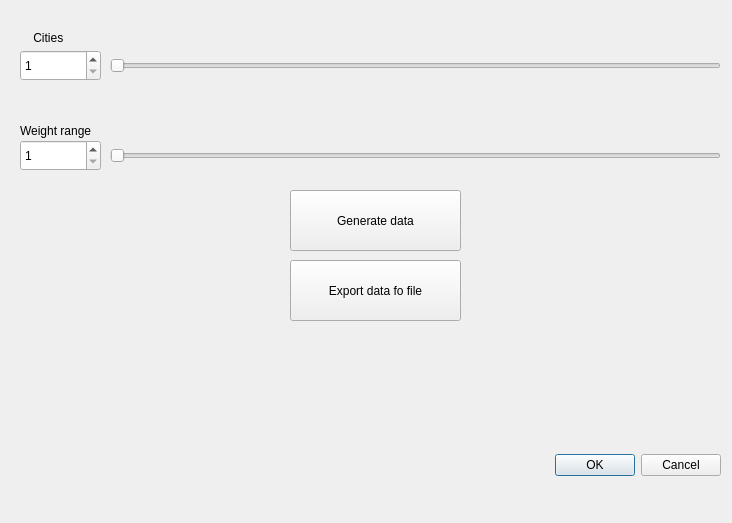
Old version of the form gui/TestModule.ui in the repository ArfreeX/TravelingSalesmanProblem-PEA_1.
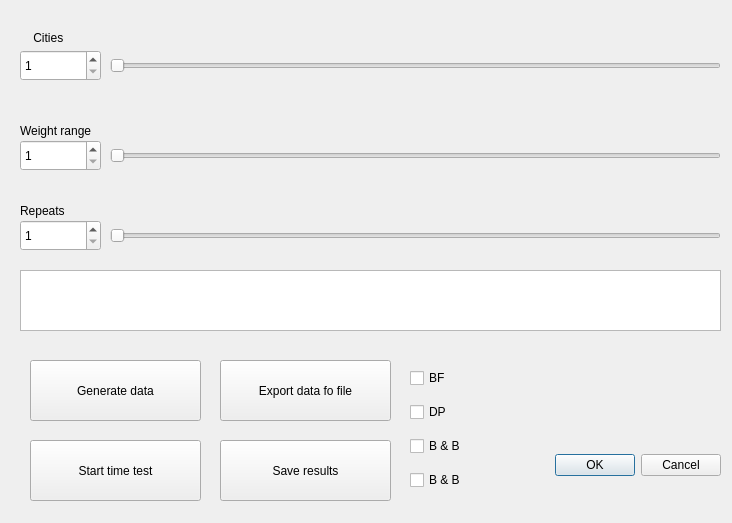
New version of the form.

Commit message: Finished DP, added basic B && B, added module to test times

Diff of the .ui file:
```diff
--- a/gui/TestModule.ui
+++ b/gui/TestModule.ui
@@ -146,8 +146,8 @@
   <widget class="QPushButton" name="pushButton">
    <property name="geometry">
     <rect>
-     <x>290</x>
-     <y>190</y>
+     <x>30</x>
+     <y>360</y>
      <width>171</width>
      <height>61</height>
     </rect>
@@ -159,8 +159,8 @@
   <widget class="QPushButton" name="pushButton_2">
    <property name="geometry">
     <rect>
-     <x>290</x>
-     <y>260</y>
+     <x>220</x>
+     <y>360</y>
      <width>171</width>
      <height>61</height>
     </rect>
@@ -169,6 +169,139 @@
     <string>Export data fo file</string>
    </property>
   </widget>
+  <widget class="QPushButton" name="pushButton_3">
+   <property name="geometry">
+    <rect>
+     <x>220</x>
+     <y>440</y>
+     <width>171</width>
+     <height>61</height>
+    </rect>
+   </property>
+   <property name="text">
+    <string>Save results</string>
+   </property>
+  </widget>
+  <widget class="QPushButton" name="pushButton_4">
+   <property name="geometry">
+    <rect>
+     <x>30</x>
+     <y>440</y>
+     <width>171</width>
+     <height>61</height>
+    </rect>
+   </property>
+   <property name="text">
+    <string>Start time test</string>
+   </property>
+  </widget>
+  <widget class="QSlider" name="horizontalSlider_3">
+   <property name="geometry">
+    <rect>
+     <x>110</x>
+     <y>210</y>
+     <width>611</width>
+     <height>51</height>
+    </rect>
+   </property>
+   <property name="minimum">
+    <number>1</number>
+   </property>
+   <property name="maximum">
+    <number>1000</number>
+   </property>
+   <property name="pageStep">
+    <number>1</number>
+   </property>
+   <property name="orientation">
+    <enum>Qt::Horizontal</enum>
+   </property>
+   <property name="invertedControls">
+    <bool>false</bool>
+   </property>
+   <property name="tickPosition">
+    <enum>QSlider::NoTicks</enum>
+   </property>
+  </widget>
+  <widget class="QSpinBox" name="spinBox_3">
+   <property name="geometry">
+    <rect>
+     <x>20</x>
+     <y>220</y>
+     <width>81</width>
+     <height>31</height>
+    </rect>
+   </property>
+   <property name="minimum">
+    <number>1</number>
+   </property>
+   <property name="maximum">
+    <number>1000</number>
+   </property>
+  </widget>
+  <widget class="QLabel" name="label_3">
+   <property name="geometry">
+    <rect>
+     <x>20</x>
+     <y>200</y>
+     <width>81</width>
+     <height>21</height>
+    </rect>
+   </property>
+   <property name="text">
+    <string>Repeats</string>
+   </property>
+  </widget>
+  <widget class="QTextBrowser" name="textBrowser">
+   <property name="geometry">
+    <rect>
+     <x>20</x>
+     <y>270</y>
+     <width>701</width>
+     <height>61</height>
+    </rect>
+   </property>
+  </widget>
+  <widget class="QWidget" name="">
+   <property name="geometry">
+    <rect>
+     <x>410</x>
+     <y>360</y>
+     <width>131</width>
+     <height>141</height>
+    </rect>
+   </property>
+   <layout class="QGridLayout" name="gridLayout">
+    <item row="0" column="0">
+     <widget class="QCheckBox" name="checkBox">
+      <property name="text">
+       <string>BF</string>
+      </property>
+     </widget>
+    </item>
+    <item row="1" column="0">
+     <widget class="QCheckBox" name="checkBox_2">
+      <property name="text">
+       <string>DP</string>
+      </property>
+     </widget>
+    </item>
+    <item row="2" column="0">
+     <widget class="QCheckBox" name="checkBox_3">
+      <property name="text">
+       <string>B &amp;&amp; B</string>
+      </property>
+     </widget>
+    </item>
+    <item row="3" column="0">
+     <widget class="QCheckBox" name="checkBox_4">
+      <property name="text">
+       <string>B &amp;&amp; B</string>
+      </property>
+     </widget>
+    </item>
+   </layout>
+  </widget>
  </widget>
  <resources/>
  <connections>
```
The commit also changes 14 other files.
